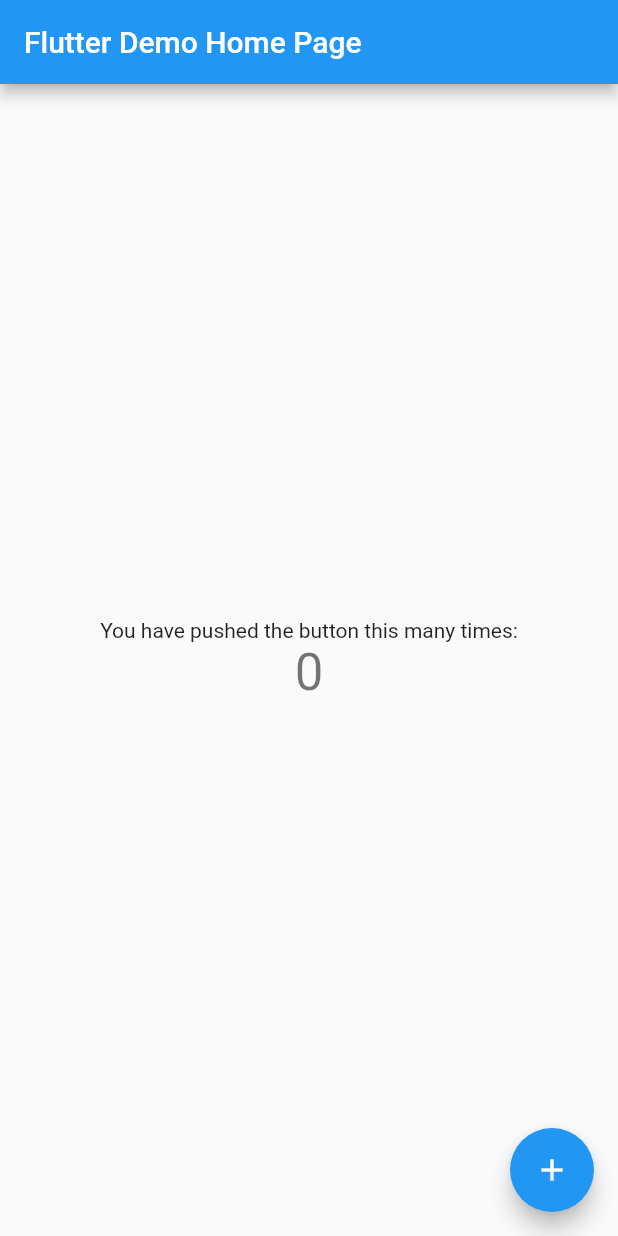
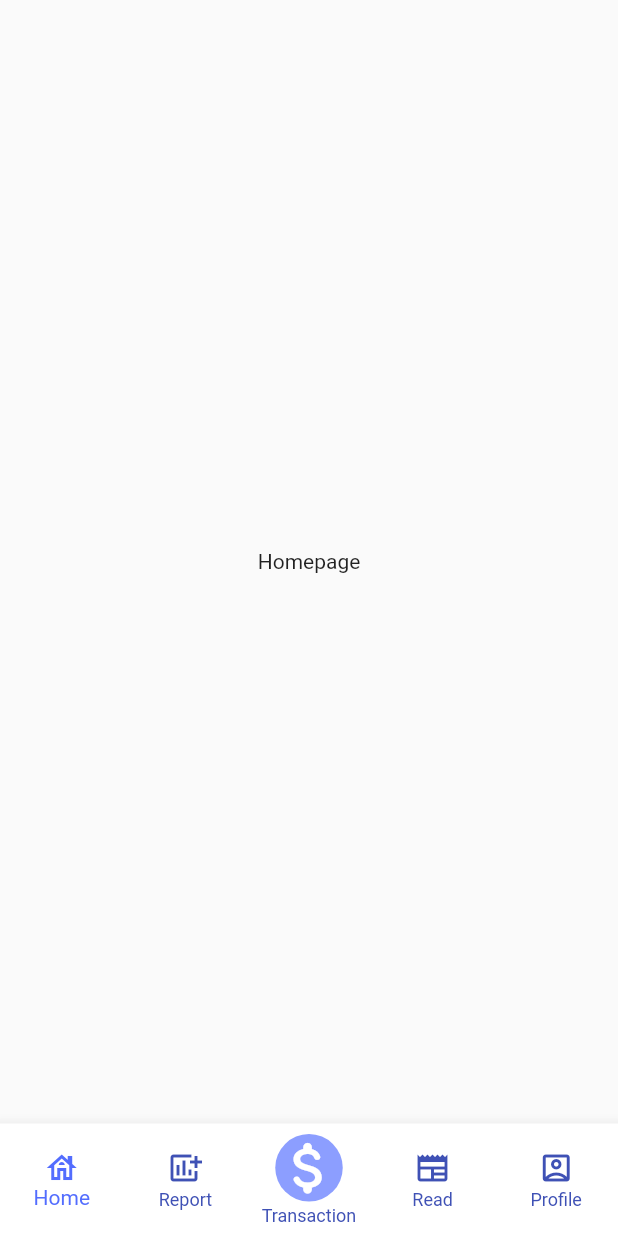
Before and after one commit to PPL-Waffar/iSaveit-flutter, a Flutter app: the screen it shows after launch, on a phone screen of 412 x 824 dp. Run offline on Flutter 3.47's test engine with Material 2 defaults, Android fonts, the phone set to English and light mode, and no system bars.

Commit message:
adding navbar

```diff
--- a/lib/main.dart
+++ b/lib/main.dart
@@ -1,115 +1,113 @@
 import 'package:flutter/material.dart';
+import '../page/homepage.dart';
+import '../page/newsletter.dart';
+import '../page/profile.dart';
+import '../page/report.dart';
+import '../page/transaction.dart';
+
 
 void main() {
-  runApp(const MyApp());
+  runApp(MyApp());
 }
 
 class MyApp extends StatelessWidget {
-  const MyApp({super.key});
-
-  // This widget is the root of your application.
   @override
   Widget build(BuildContext context) {
     return MaterialApp(
       title: 'Flutter Demo',
       theme: ThemeData(
-        // This is the theme of your application.
-        //
-        // Try running your application with "flutter run". You'll see the
-        // application has a blue toolbar. Then, without quitting the app, try
-        // changing the primarySwatch below to Colors.green and then invoke
-        // "hot reload" (press "r" in the console where you ran "flutter run",
-        // or simply save your changes to "hot reload" in a Flutter IDE).
-        // Notice that the counter didn't reset back to zero; the application
-        // is not restarted.
         primarySwatch: Colors.blue,
+        visualDensity: VisualDensity.adaptivePlatformDensity,
       ),
-      home: const MyHomePage(title: 'Flutter Demo Home Page'),
+      home: SettingView(),
     );
   }
 }
 
-class MyHomePage extends StatefulWidget {
-  const MyHomePage({super.key, required this.title});
+class SettingView extends StatefulWidget {
+  @override
+  _SettingViewState createState() => _SettingViewState();
+}
 
-  // This widget is the home page of your application. It is stateful, meaning
-  // that it has a State object (defined below) that contains fields that affect
-  // how it looks.
+class _SettingViewState extends State<SettingView> {
+  final tabs = [HomeView(), ReportView(), MoneyView(), NewsView(), ProfileView()];
 
-  // This class is the configuration for the state. It holds the values (in this
-  // case the title) provided by the parent (in this case the App widget) and
-  // used by the build method of the State. Fields in a Widget subclass are
-  // always marked "final".
-
-  final String title;
+  int _currentIndex = 0;
 
   @override
-  State<MyHomePage> createState() => _MyHomePageState();
-}
-
-class _MyHomePageState extends State<MyHomePage> {
-  int _counter = 0;
-
-  void _incrementCounter() {
-    setState(() {
-      // This call to setState tells the Flutter framework that something has
-      // changed in this State, which causes it to rerun the build method below
-      // so that the display can reflect the updated values. If we changed
-      // _counter without calling setState(), then the build method would not be
-      // called again, and so nothing would appear to happen.
-      _counter++;
-    });
+  void initState() {
+    setState(() {});
+    super.initState();
   }
 
   @override
   Widget build(BuildContext context) {
-    // This method is rerun every time setState is called, for instance as done
-    // by the _incrementCounter method above.
-    //
-    // The Flutter framework has been optimized to make rerunning build methods
-    // fast, so that you can just rebuild anything that needs updating rather
-    // than having to individually change instances of widgets.
     return Scaffold(
-      appBar: AppBar(
-        // Here we take the value from the MyHomePage object that was created by
-        // the App.build method, and use it to set our appbar title.
-        title: Text(widget.title),
+
+      bottomNavigationBar: BottomNavigationBar(
+        backgroundColor: Colors.white,
+        currentIndex: _currentIndex,
+        type: BottomNavigationBarType.fixed,
+        selectedItemColor: Colors.indigoAccent,
+        unselectedItemColor: Colors.indigo,
+        items: [
+          BottomNavigationBarItem(
+            icon: InkResponse(
+              focusColor: Colors.transparent,
+              hoverColor: Colors.transparent,
+              highlightColor: Colors.transparent,
+              child: Container(
+                child: Icon(
+                  Icons.house_outlined,),
+              ),
+            ),
+            label: 'Home',
+          ),
+          BottomNavigationBarItem(
+            icon: Container(
+              padding: EdgeInsets.only(
+              ),
+              child: Icon(Icons.add_chart),
+            ),
+            label: 'Report',
+          ),
+          BottomNavigationBarItem(
+            icon: Container(
+              padding: EdgeInsets.only(
+
+              ),
+              child: Icon(Icons.attach_money_rounded, size: 45, color: Colors.white,),
+                decoration: BoxDecoration(
+                  shape: BoxShape.circle,
+                  color: Colors.indigoAccent.shade100,
+                ),
+            ),
+            label: 'Transaction',
+          ),
+          BottomNavigationBarItem(
+            icon: Container(
+              padding: EdgeInsets.only(
+              ),
+              child: Icon(Icons.newspaper_outlined),
+            ),
+            label: 'Read',
+          ),
+          BottomNavigationBarItem(
+            icon: Container(
+              padding: EdgeInsets.only(
+              ),
+              child: Icon(Icons.account_box_outlined),
+            ),
+            label: 'Profile',
+          ),
+        ],
+        onTap: (index) {
+          setState(() {
+            _currentIndex = index;
+          });
+        },
       ),
-      body: Center(
-        // Center is a layout widget. It takes a single child and positions it
-        // in the middle of the parent.
-        child: Column(
-          // Column is also a layout widget. It takes a list of children and
-          // arranges them vertically. By default, it sizes itself to fit its
-          // children horizontally, and tries to be as tall as its parent.
-          //
-          // Invoke "debug painting" (press "p" in the console, choose the
-          // "Toggle Debug Paint" action from the Flutter Inspector in Android
-          // Studio, or the "Toggle Debug Paint" command in Visual Studio Code)
-          // to see the wireframe for each widget.
-          //
-          // Column has various properties to control how it sizes itself and
-          // how it positions its children. Here we use mainAxisAlignment to
-          // center the children vertically; the main axis here is the vertical
-          // axis because Columns are vertical (the cross axis would be
-          // horizontal).
-          mainAxisAlignment: MainAxisAlignment.center,
-          children: <Widget>[
-            const Text(
-              'You have pushed the button this many times:',
-            ),
-            Text(
-              '$_counter',
-              style: Theme.of(context).textTheme.headline4,
-            ),
-          ],
-        ),
-      ),
-      floatingActionButton: FloatingActionButton(
-        onPressed: _incrementCounter,
-        tooltip: 'Increment',
-        child: const Icon(Icons.add),
-      ), // This trailing comma makes auto-formatting nicer for build methods.
+      body: tabs[_currentIndex],
     );
   }
 }
--- /dev/null
+++ b/lib/page/homepage.dart
@@ -0,0 +1,13 @@
+import 'package:flutter/cupertino.dart';
+import 'package:flutter/material.dart';
+
+class HomeView extends StatelessWidget {
+  @override
+  Widget build(BuildContext context) {
+    return Container(
+      child: Center(
+        child: Text("Homepage"),
+      ),
+    );
+  }
+}
--- /dev/null
+++ b/lib/page/newsletter.dart
@@ -0,0 +1,13 @@
+import 'package:flutter/cupertino.dart';
+import 'package:flutter/material.dart';
+
+class NewsView extends StatelessWidget {
+  @override
+  Widget build(BuildContext context) {
+    return Container(
+      child: Center(
+        child: Text("News"),
+      ),
+    );
+  }
+}
--- /dev/null
+++ b/lib/page/profile.dart
@@ -0,0 +1,13 @@
+import 'package:flutter/cupertino.dart';
+import 'package:flutter/material.dart';
+
+class ProfileView extends StatelessWidget {
+  @override
+  Widget build(BuildContext context) {
+    return Container(
+      child: Center(
+        child: Text("Profile"),
+      ),
+    );
+  }
+}
--- /dev/null
+++ b/lib/page/report.dart
@@ -0,0 +1,13 @@
+import 'package:flutter/cupertino.dart';
+import 'package:flutter/material.dart';
+
+class ReportView extends StatelessWidget {
+  @override
+  Widget build(BuildContext context) {
+    return Container(
+      child: Center(
+        child: Text("Report"),
+      ),
+    );
+  }
+}
--- /dev/null
+++ b/lib/page/transaction.dart
@@ -0,0 +1,13 @@
+import 'package:flutter/cupertino.dart';
+import 'package:flutter/material.dart';
+
+class MoneyView extends StatelessWidget {
+  @override
+  Widget build(BuildContext context) {
+    return Container(
+      child: Center(
+        child: Text("Transaction"),
+      ),
+    );
+  }
+}
```
